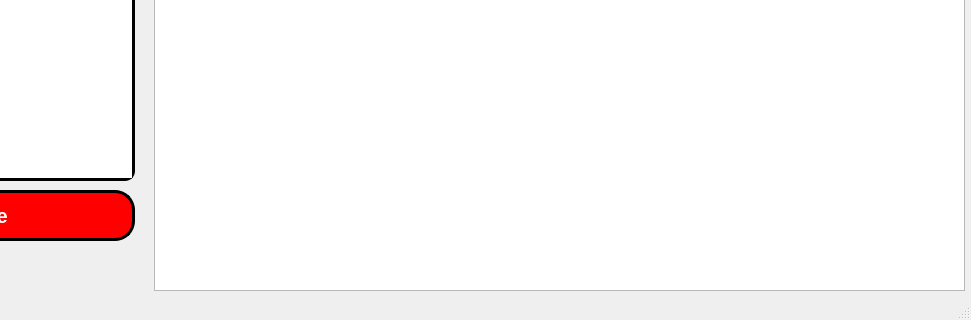
Above: view.ui from marsel23xxx/rpa-stoneguard before the change; both pictures show x 316 to 1287 and y 380 to 700 of the 1287 by 700 pixel window. Below: the same form after it.
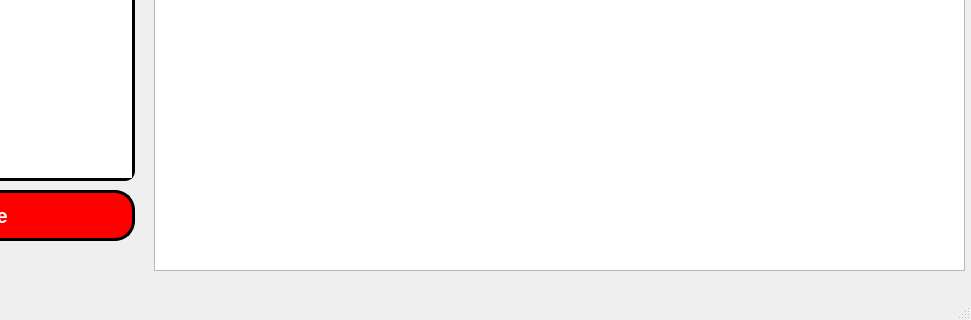
That is the form after the change. The open tabs and pages were chosen to show the change.

```diff
--- a/view.ui
+++ b/view.ui
@@ -570,7 +570,7 @@
         <x>470</x>
         <y>220</y>
         <width>811</width>
-        <height>451</height>
+        <height>431</height>
        </rect>
       </property>
      </widget>
```
Left out of the diff: 2 changed lines with no effect on the pictures.
